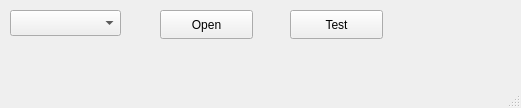
First picture: the form in bleHostStack/mainwindow.ui, repository chenwenhuiGithub/bleHostStack, before the edit.
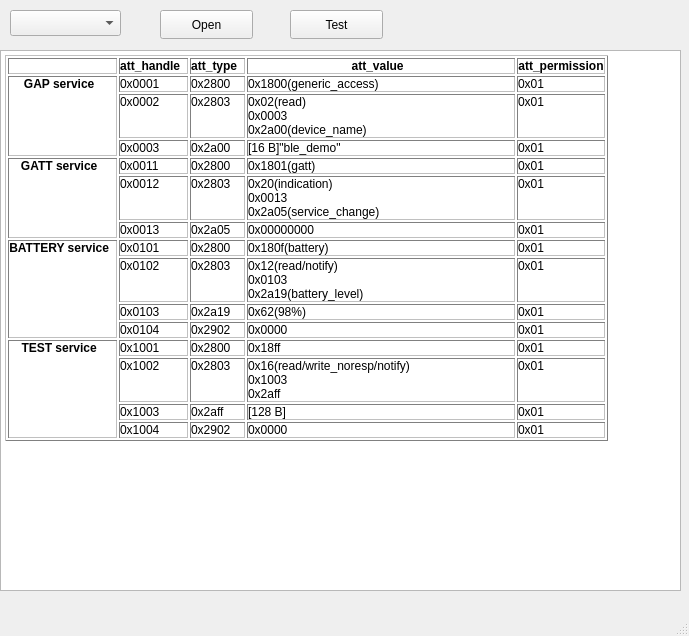
Second picture: the form after the edit.

Commit message: add db info in ui page

```diff
--- a/bleHostStack/mainwindow.ui
+++ b/bleHostStack/mainwindow.ui
@@ -6,8 +6,8 @@
    <rect>
     <x>0</x>
     <y>0</y>
-    <width>521</width>
-    <height>108</height>
+    <width>689</width>
+    <height>636</height>
    </rect>
   </property>
   <property name="windowTitle">
@@ -50,6 +50,174 @@
      <string>Test</string>
     </property>
    </widget>
+   <widget class="QTextEdit" name="textEdit">
+    <property name="enabled">
+     <bool>true</bool>
+    </property>
+    <property name="geometry">
+     <rect>
+      <x>0</x>
+      <y>50</y>
+      <width>681</width>
+      <height>541</height>
+     </rect>
+    </property>
+    <property name="readOnly">
+     <bool>true</bool>
+    </property>
+    <property name="html">
+     <string>&lt;!DOCTYPE HTML PUBLIC &quot;-//W3C//DTD HTML 4.0//EN&quot; &quot;http://www.w3.org/TR/REC-html40/strict.dtd&quot;&gt;
+&lt;html&gt;&lt;head&gt;&lt;meta name=&quot;qrichtext&quot; content=&quot;1&quot; /&gt;&lt;meta charset=&quot;utf-8&quot; /&gt;&lt;style type=&quot;text/css&quot;&gt;
+p, li { white-space: pre-wrap; }
+&lt;/style&gt;&lt;/head&gt;&lt;body style=&quot; font-family:'Microsoft YaHei UI'; font-size:9pt; font-weight:400; font-style:normal;&quot;&gt;
+&lt;table border=&quot;1&quot; style=&quot; margin-top:0px; margin-bottom:0px; margin-left:0px; margin-right:0px;&quot; cellspacing=&quot;2&quot; cellpadding=&quot;0&quot;&gt;
+&lt;tr&gt;
+&lt;td&gt;
+&lt;p style=&quot; margin-top:0px; margin-bottom:0px; margin-left:0px; margin-right:0px; -qt-block-indent:0; text-indent:0px;&quot;&gt;  &lt;/p&gt;&lt;/td&gt;
+&lt;td&gt;
+&lt;p align=&quot;center&quot; style=&quot; margin-top:0px; margin-bottom:0px; margin-left:0px; margin-right:0px; -qt-block-indent:0; text-indent:0px;&quot;&gt;&lt;span style=&quot; font-weight:700;&quot;&gt;att_handle&lt;/span&gt;  &lt;/p&gt;&lt;/td&gt;
+&lt;td&gt;
+&lt;p align=&quot;center&quot; style=&quot; margin-top:0px; margin-bottom:0px; margin-left:0px; margin-right:0px; -qt-block-indent:0; text-indent:0px;&quot;&gt;&lt;span style=&quot; font-weight:700;&quot;&gt;att_type&lt;/span&gt;  &lt;/p&gt;&lt;/td&gt;
+&lt;td&gt;
+&lt;p align=&quot;center&quot; style=&quot; margin-top:0px; margin-bottom:0px; margin-left:0px; margin-right:0px; -qt-block-indent:0; text-indent:0px;&quot;&gt;&lt;span style=&quot; font-weight:700;&quot;&gt;att_value&lt;/span&gt;  &lt;/p&gt;&lt;/td&gt;
+&lt;td&gt;
+&lt;p align=&quot;center&quot; style=&quot; margin-top:0px; margin-bottom:0px; margin-left:0px; margin-right:0px; -qt-block-indent:0; text-indent:0px;&quot;&gt;&lt;span style=&quot; font-weight:700;&quot;&gt;att_permission&lt;/span&gt;&lt;/p&gt;&lt;/td&gt;&lt;/tr&gt;
+&lt;tr&gt;
+&lt;td rowspan=&quot;3&quot;&gt;
+&lt;p align=&quot;center&quot; style=&quot; margin-top:0px; margin-bottom:0px; margin-left:0px; margin-right:0px; -qt-block-indent:0; text-indent:0px;&quot;&gt;&lt;span style=&quot; font-weight:700;&quot;&gt;GAP service&lt;/span&gt;  &lt;/p&gt;&lt;/td&gt;
+&lt;td&gt;
+&lt;p style=&quot; margin-top:0px; margin-bottom:0px; margin-left:0px; margin-right:0px; -qt-block-indent:0; text-indent:0px;&quot;&gt;0x0001  &lt;/p&gt;&lt;/td&gt;
+&lt;td&gt;
+&lt;p style=&quot; margin-top:0px; margin-bottom:0px; margin-left:0px; margin-right:0px; -qt-block-indent:0; text-indent:0px;&quot;&gt;0x2800  &lt;/p&gt;&lt;/td&gt;
+&lt;td&gt;
+&lt;p style=&quot; margin-top:0px; margin-bottom:0px; margin-left:0px; margin-right:0px; -qt-block-indent:0; text-indent:0px;&quot;&gt;0x1800(generic_access)  &lt;/p&gt;&lt;/td&gt;
+&lt;td&gt;
+&lt;p style=&quot; margin-top:0px; margin-bottom:0px; margin-left:0px; margin-right:0px; -qt-block-indent:0; text-indent:0px;&quot;&gt;0x01&lt;/p&gt;&lt;/td&gt;&lt;/tr&gt;
+&lt;tr&gt;
+&lt;td&gt;
+&lt;p style=&quot; margin-top:0px; margin-bottom:0px; margin-left:0px; margin-right:0px; -qt-block-indent:0; text-indent:0px;&quot;&gt;0x0002  &lt;/p&gt;&lt;/td&gt;
+&lt;td&gt;
+&lt;p style=&quot; margin-top:0px; margin-bottom:0px; margin-left:0px; margin-right:0px; -qt-block-indent:0; text-indent:0px;&quot;&gt;0x2803  &lt;/p&gt;&lt;/td&gt;
+&lt;td&gt;
+&lt;p style=&quot; margin-top:0px; margin-bottom:0px; margin-left:0px; margin-right:0px; -qt-block-indent:0; text-indent:0px;&quot;&gt;0x02(read)&lt;br /&gt;0x0003&lt;br /&gt;0x2a00(device_name)  &lt;/p&gt;&lt;/td&gt;
+&lt;td&gt;
+&lt;p style=&quot; margin-top:0px; margin-bottom:0px; margin-left:0px; margin-right:0px; -qt-block-indent:0; text-indent:0px;&quot;&gt;0x01&lt;/p&gt;&lt;/td&gt;&lt;/tr&gt;
+&lt;tr&gt;
+&lt;td&gt;
+&lt;p style=&quot; margin-top:0px; margin-bottom:0px; margin-left:0px; margin-right:0px; -qt-block-indent:0; text-indent:0px;&quot;&gt;0x0003  &lt;/p&gt;&lt;/td&gt;
+&lt;td&gt;
+&lt;p style=&quot; margin-top:0px; margin-bottom:0px; margin-left:0px; margin-right:0px; -qt-block-indent:0; text-indent:0px;&quot;&gt;0x2a00  &lt;/p&gt;&lt;/td&gt;
+&lt;td&gt;
+&lt;p style=&quot; margin-top:0px; margin-bottom:0px; margin-left:0px; margin-right:0px; -qt-block-indent:0; text-indent:0px;&quot;&gt;[16 B]&amp;quot;ble_demo&amp;quot;  &lt;/p&gt;&lt;/td&gt;
+&lt;td&gt;
+&lt;p style=&quot; margin-top:0px; margin-bottom:0px; margin-left:0px; margin-right:0px; -qt-block-indent:0; text-indent:0px;&quot;&gt;0x01&lt;/p&gt;&lt;/td&gt;&lt;/tr&gt;
+&lt;tr&gt;
+&lt;td rowspan=&quot;3&quot;&gt;
+&lt;p align=&quot;center&quot; style=&quot; margin-top:0px; margin-bottom:0px; margin-left:0px; margin-right:0px; -qt-block-indent:0; text-indent:0px;&quot;&gt;&lt;span style=&quot; font-weight:700;&quot;&gt;GATT service&lt;/span&gt;  &lt;/p&gt;&lt;/td&gt;
+&lt;td&gt;
+&lt;p style=&quot; margin-top:0px; margin-bottom:0px; margin-left:0px; margin-right:0px; -qt-block-indent:0; text-indent:0px;&quot;&gt;0x0011  &lt;/p&gt;&lt;/td&gt;
+&lt;td&gt;
+&lt;p style=&quot; margin-top:0px; margin-bottom:0px; margin-left:0px; margin-right:0px; -qt-block-indent:0; text-indent:0px;&quot;&gt;0x2800  &lt;/p&gt;&lt;/td&gt;
+&lt;td&gt;
+&lt;p style=&quot; margin-top:0px; margin-bottom:0px; margin-left:0px; margin-right:0px; -qt-block-indent:0; text-indent:0px;&quot;&gt;0x1801(gatt)  &lt;/p&gt;&lt;/td&gt;
+&lt;td&gt;
+&lt;p style=&quot; margin-top:0px; margin-bottom:0px; margin-left:0px; margin-right:0px; -qt-block-indent:0; text-indent:0px;&quot;&gt;0x01&lt;/p&gt;&lt;/td&gt;&lt;/tr&gt;
+&lt;tr&gt;
+&lt;td&gt;
+&lt;p style=&quot; margin-top:0px; margin-bottom:0px; margin-left:0px; margin-right:0px; -qt-block-indent:0; text-indent:0px;&quot;&gt;0x0012  &lt;/p&gt;&lt;/td&gt;
+&lt;td&gt;
+&lt;p style=&quot; margin-top:0px; margin-bottom:0px; margin-left:0px; margin-right:0px; -qt-block-indent:0; text-indent:0px;&quot;&gt;0x2803  &lt;/p&gt;&lt;/td&gt;
+&lt;td&gt;
+&lt;p style=&quot; margin-top:0px; margin-bottom:0px; margin-left:0px; margin-right:0px; -qt-block-indent:0; text-indent:0px;&quot;&gt;0x20(indication)&lt;br /&gt;0x0013&lt;br /&gt;0x2a05(service_change)   &lt;/p&gt;&lt;/td&gt;
+&lt;td&gt;
+&lt;p style=&quot; margin-top:0px; margin-bottom:0px; margin-left:0px; margin-right:0px; -qt-block-indent:0; text-indent:0px;&quot;&gt;0x01&lt;/p&gt;&lt;/td&gt;&lt;/tr&gt;
+&lt;tr&gt;
+&lt;td&gt;
+&lt;p style=&quot; margin-top:0px; margin-bottom:0px; margin-left:0px; margin-right:0px; -qt-block-indent:0; text-indent:0px;&quot;&gt;0x0013  &lt;/p&gt;&lt;/td&gt;
+&lt;td&gt;
+&lt;p style=&quot; margin-top:0px; margin-bottom:0px; margin-left:0px; margin-right:0px; -qt-block-indent:0; text-indent:0px;&quot;&gt;0x2a05  &lt;/p&gt;&lt;/td&gt;
+&lt;td&gt;
+&lt;p style=&quot; margin-top:0px; margin-bottom:0px; margin-left:0px; margin-right:0px; -qt-block-indent:0; text-indent:0px;&quot;&gt;0x00000000  &lt;/p&gt;&lt;/td&gt;
+&lt;td&gt;
+&lt;p style=&quot; margin-top:0px; margin-bottom:0px; margin-left:0px; margin-right:0px; -qt-block-indent:0; text-indent:0px;&quot;&gt;0x01&lt;/p&gt;&lt;/td&gt;&lt;/tr&gt;
+&lt;tr&gt;
+&lt;td rowspan=&quot;4&quot;&gt;
+&lt;p align=&quot;center&quot; style=&quot; margin-top:0px; margin-bottom:0px; margin-left:0px; margin-right:0px; -qt-block-indent:0; text-indent:0px;&quot;&gt;&lt;span style=&quot; font-weight:700;&quot;&gt;BATTERY service&lt;/span&gt;  &lt;/p&gt;&lt;/td&gt;
+&lt;td&gt;
+&lt;p style=&quot; margin-top:0px; margin-bottom:0px; margin-left:0px; margin-right:0px; -qt-block-indent:0; text-indent:0px;&quot;&gt;0x0101  &lt;/p&gt;&lt;/td&gt;
+&lt;td&gt;
+&lt;p style=&quot; margin-top:0px; margin-bottom:0px; margin-left:0px; margin-right:0px; -qt-block-indent:0; text-indent:0px;&quot;&gt;0x2800  &lt;/p&gt;&lt;/td&gt;
+&lt;td&gt;
+&lt;p style=&quot; margin-top:0px; margin-bottom:0px; margin-left:0px; margin-right:0px; -qt-block-indent:0; text-indent:0px;&quot;&gt;0x180f(battery)  &lt;/p&gt;&lt;/td&gt;
+&lt;td&gt;
+&lt;p style=&quot; margin-top:0px; margin-bottom:0px; margin-left:0px; margin-right:0px; -qt-block-indent:0; text-indent:0px;&quot;&gt;0x01&lt;/p&gt;&lt;/td&gt;&lt;/tr&gt;
+&lt;tr&gt;
+&lt;td&gt;
+&lt;p style=&quot; margin-top:0px; margin-bottom:0px; margin-left:0px; margin-right:0px; -qt-block-indent:0; text-indent:0px;&quot;&gt;0x0102  &lt;/p&gt;&lt;/td&gt;
+&lt;td&gt;
+&lt;p style=&quot; margin-top:0px; margin-bottom:0px; margin-left:0px; margin-right:0px; -qt-block-indent:0; text-indent:0px;&quot;&gt;0x2803  &lt;/p&gt;&lt;/td&gt;
+&lt;td&gt;
+&lt;p style=&quot; margin-top:0px; margin-bottom:0px; margin-left:0px; margin-right:0px; -qt-block-indent:0; text-indent:0px;&quot;&gt;0x12(read/notify)&lt;br /&gt;0x0103&lt;br /&gt;0x2a19(battery_level)  &lt;/p&gt;&lt;/td&gt;
+&lt;td&gt;
+&lt;p style=&quot; margin-top:0px; margin-bottom:0px; margin-left:0px; margin-right:0px; -qt-block-indent:0; text-indent:0px;&quot;&gt;0x01&lt;/p&gt;&lt;/td&gt;&lt;/tr&gt;
+&lt;tr&gt;
+&lt;td&gt;
+&lt;p style=&quot; margin-top:0px; margin-bottom:0px; margin-left:0px; margin-right:0px; -qt-block-indent:0; text-indent:0px;&quot;&gt;0x0103  &lt;/p&gt;&lt;/td&gt;
+&lt;td&gt;
+&lt;p style=&quot; margin-top:0px; margin-bottom:0px; margin-left:0px; margin-right:0px; -qt-block-indent:0; text-indent:0px;&quot;&gt;0x2a19  &lt;/p&gt;&lt;/td&gt;
+&lt;td&gt;
+&lt;p style=&quot; margin-top:0px; margin-bottom:0px; margin-left:0px; margin-right:0px; -qt-block-indent:0; text-indent:0px;&quot;&gt;0x62(98%)  &lt;/p&gt;&lt;/td&gt;
+&lt;td&gt;
+&lt;p style=&quot; margin-top:0px; margin-bottom:0px; margin-left:0px; margin-right:0px; -qt-block-indent:0; text-indent:0px;&quot;&gt;0x01&lt;/p&gt;&lt;/td&gt;&lt;/tr&gt;
+&lt;tr&gt;
+&lt;td&gt;
+&lt;p style=&quot; margin-top:0px; margin-bottom:0px; margin-left:0px; margin-right:0px; -qt-block-indent:0; text-indent:0px;&quot;&gt;0x0104  &lt;/p&gt;&lt;/td&gt;
+&lt;td&gt;
+&lt;p style=&quot; margin-top:0px; margin-bottom:0px; margin-left:0px; margin-right:0px; -qt-block-indent:0; text-indent:0px;&quot;&gt;0x2902  &lt;/p&gt;&lt;/td&gt;
+&lt;td&gt;
+&lt;p style=&quot; margin-top:0px; margin-bottom:0px; margin-left:0px; margin-right:0px; -qt-block-indent:0; text-indent:0px;&quot;&gt;0x0000  &lt;/p&gt;&lt;/td&gt;
+&lt;td&gt;
+&lt;p style=&quot; margin-top:0px; margin-bottom:0px; margin-left:0px; margin-right:0px; -qt-block-indent:0; text-indent:0px;&quot;&gt;0x01&lt;/p&gt;&lt;/td&gt;&lt;/tr&gt;
+&lt;tr&gt;
+&lt;td rowspan=&quot;4&quot;&gt;
+&lt;p align=&quot;center&quot; style=&quot; margin-top:0px; margin-bottom:0px; margin-left:0px; margin-right:0px; -qt-block-indent:0; text-indent:0px;&quot;&gt;&lt;span style=&quot; font-weight:700;&quot;&gt;TEST service&lt;/span&gt;  &lt;/p&gt;&lt;/td&gt;
+&lt;td&gt;
+&lt;p style=&quot; margin-top:0px; margin-bottom:0px; margin-left:0px; margin-right:0px; -qt-block-indent:0; text-indent:0px;&quot;&gt;0x1001  &lt;/p&gt;&lt;/td&gt;
+&lt;td&gt;
+&lt;p style=&quot; margin-top:0px; margin-bottom:0px; margin-left:0px; margin-right:0px; -qt-block-indent:0; text-indent:0px;&quot;&gt;0x2800  &lt;/p&gt;&lt;/td&gt;
+&lt;td&gt;
+&lt;p style=&quot; margin-top:0px; margin-bottom:0px; margin-left:0px; margin-right:0px; -qt-block-indent:0; text-indent:0px;&quot;&gt;0x18ff  &lt;/p&gt;&lt;/td&gt;
+&lt;td&gt;
+&lt;p style=&quot; margin-top:0px; margin-bottom:0px; margin-left:0px; margin-right:0px; -qt-block-indent:0; text-indent:0px;&quot;&gt;0x01&lt;/p&gt;&lt;/td&gt;&lt;/tr&gt;
+&lt;tr&gt;
+&lt;td&gt;
+&lt;p style=&quot; margin-top:0px; margin-bottom:0px; margin-left:0px; margin-right:0px; -qt-block-indent:0; text-indent:0px;&quot;&gt;0x1002  &lt;/p&gt;&lt;/td&gt;
+&lt;td&gt;
+&lt;p style=&quot; margin-top:0px; margin-bottom:0px; margin-left:0px; margin-right:0px; -qt-block-indent:0; text-indent:0px;&quot;&gt;0x2803  &lt;/p&gt;&lt;/td&gt;
+&lt;td&gt;
+&lt;p style=&quot; margin-top:0px; margin-bottom:0px; margin-left:0px; margin-right:0px; -qt-block-indent:0; text-indent:0px;&quot;&gt;0x16(read/write_noresp/notify)&lt;br /&gt;0x1003&lt;br /&gt;0x2aff  &lt;/p&gt;&lt;/td&gt;
+&lt;td&gt;
+&lt;p style=&quot; margin-top:0px; margin-bottom:0px; margin-left:0px; margin-right:0px; -qt-block-indent:0; text-indent:0px;&quot;&gt;0x01&lt;/p&gt;&lt;/td&gt;&lt;/tr&gt;
+&lt;tr&gt;
+&lt;td&gt;
+&lt;p style=&quot; margin-top:0px; margin-bottom:0px; margin-left:0px; margin-right:0px; -qt-block-indent:0; text-indent:0px;&quot;&gt;0x1003  &lt;/p&gt;&lt;/td&gt;
+&lt;td&gt;
+&lt;p style=&quot; margin-top:0px; margin-bottom:0px; margin-left:0px; margin-right:0px; -qt-block-indent:0; text-indent:0px;&quot;&gt;0x2aff  &lt;/p&gt;&lt;/td&gt;
+&lt;td&gt;
+&lt;p style=&quot; margin-top:0px; margin-bottom:0px; margin-left:0px; margin-right:0px; -qt-block-indent:0; text-indent:0px;&quot;&gt;[128 B]  &lt;/p&gt;&lt;/td&gt;
+&lt;td&gt;
+&lt;p style=&quot; margin-top:0px; margin-bottom:0px; margin-left:0px; margin-right:0px; -qt-block-indent:0; text-indent:0px;&quot;&gt;0x01&lt;/p&gt;&lt;/td&gt;&lt;/tr&gt;
+&lt;tr&gt;
+&lt;td&gt;
+&lt;p style=&quot; margin-top:0px; margin-bottom:0px; margin-left:0px; margin-right:0px; -qt-block-indent:0; text-indent:0px;&quot;&gt;0x1004  &lt;/p&gt;&lt;/td&gt;
+&lt;td&gt;
+&lt;p style=&quot; margin-top:0px; margin-bottom:0px; margin-left:0px; margin-right:0px; -qt-block-indent:0; text-indent:0px;&quot;&gt;0x2902  &lt;/p&gt;&lt;/td&gt;
+&lt;td&gt;
+&lt;p style=&quot; margin-top:0px; margin-bottom:0px; margin-left:0px; margin-right:0px; -qt-block-indent:0; text-indent:0px;&quot;&gt;0x0000  &lt;/p&gt;&lt;/td&gt;
+&lt;td&gt;
+&lt;p style=&quot; margin-top:0px; margin-bottom:0px; margin-left:0px; margin-right:0px; -qt-block-indent:0; text-indent:0px;&quot;&gt;0x01&lt;/p&gt;&lt;/td&gt;&lt;/tr&gt;&lt;/table&gt;&lt;/body&gt;&lt;/html&gt;</string>
+    </property>
+   </widget>
   </widget>
   <widget class="QMenuBar" name="menubar">
    <property name="geometry">
```
Left out of the diff: 2 changed lines with no effect on the pictures.
